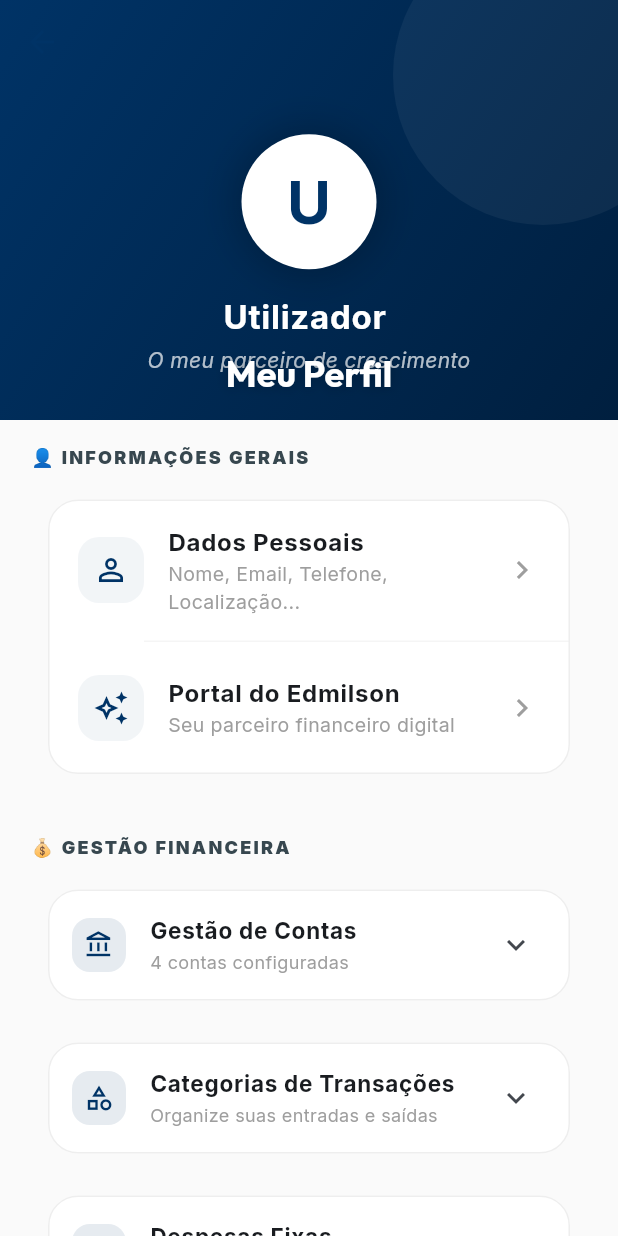
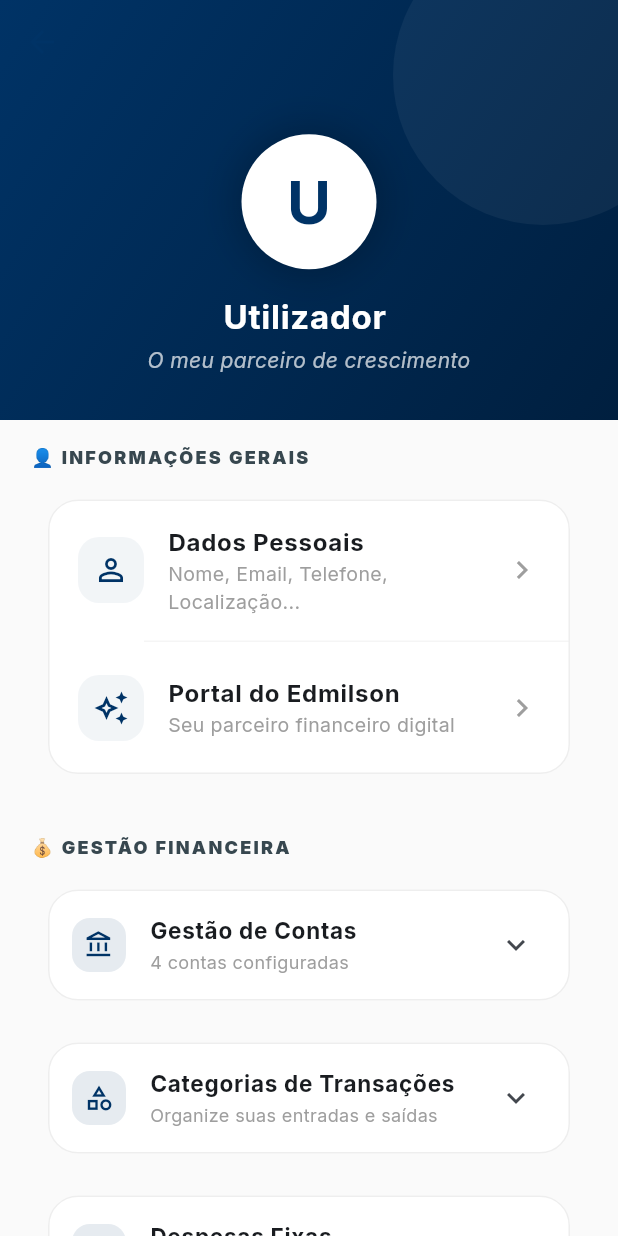
Before and after one commit to iradoweck/conta-facil, a Flutter app: the SettingsScreen screen opened directly, on a phone screen of 412 x 824 dp. Run offline on Flutter 3.47's test engine with Material 3 defaults, Android fonts, the light colour scheme and no system bars; our stand-ins replace fl_chart, flutter_riverpod, google_fonts, image_picker, shared_preferences; accounts and stored records are empty.

```diff
--- a/lib/modules/settings/presentation/screens/personal_details_screen.dart
+++ b/lib/modules/settings/presentation/screens/personal_details_screen.dart
@@ -78,8 +78,8 @@ class _PersonalDetailsScreenState extends ConsumerState<PersonalDetailsScreen> {
 
       if (image == null) return;
 
-      // 1. Validate Format (GIF only for Pro)
-      final extension = image.path.split('.').last.toLowerCase();
+      // 1. Validate Format (GIF only for Pro) - Use .name to support Flutter Web Blob URLs
+      final extension = image.name.split('.').last.toLowerCase();
       final allowedExtensions = isPro ? ['jpg', 'jpeg', 'png', 'gif'] : ['jpg', 'jpeg', 'png'];
 
       if (!allowedExtensions.contains(extension)) {
--- a/lib/modules/settings/presentation/screens/settings_screen.dart
+++ b/lib/modules/settings/presentation/screens/settings_screen.dart
@@ -79,17 +79,23 @@ class _SettingsScreenState extends ConsumerState<SettingsScreen> {
       pinned: true,
       stretch: true,
       backgroundColor: AppColors.primary,
-      flexibleSpace: FlexibleSpaceBar(
+      flexibleSpace: LayoutBuilder(
+        builder: (BuildContext context, BoxConstraints constraints) {
+          final isCollapsed = constraints.biggest.height <=
+            kToolbarHeight + MediaQuery.of(context).padding.top + 20;
+          return FlexibleSpaceBar(
             centerTitle: true,
-        title: const Text(
+            title: isCollapsed
+                ? const Text(
                     'Meu Perfil',
-          style: const TextStyle(
+                    style: TextStyle(
                       color: Colors.white,
-            fontSize: 16,
+                      fontSize: 18,
                       fontWeight: FontWeight.bold,
                       shadows: [Shadow(color: Colors.black26, blurRadius: 10)],
                     ),
-        ),
+                  )
+                : const SizedBox.shrink(),
         background: Stack(
           fit: StackFit.expand,
           children: [
@@ -176,6 +182,8 @@ class _SettingsScreenState extends ConsumerState<SettingsScreen> {
             ),
           ],
         ),
+      );
+    },
   ),
 );
 }
```
Also changed, not shown: 1 other file. Lines whose indentation alone changed are shown as unchanged.
